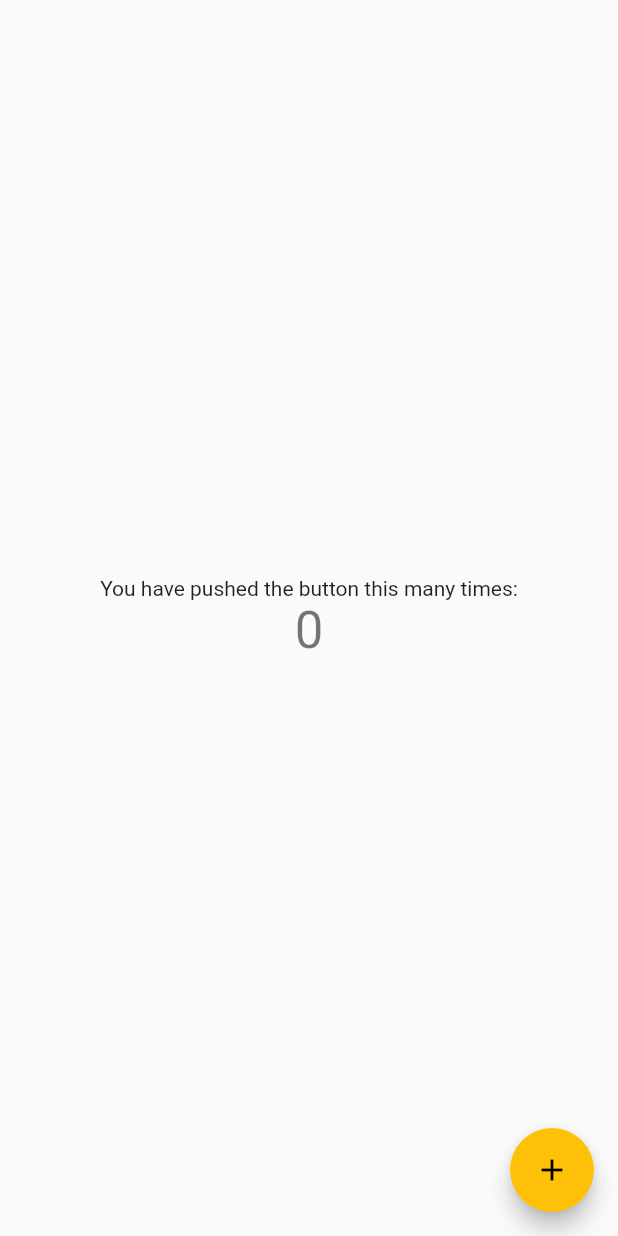
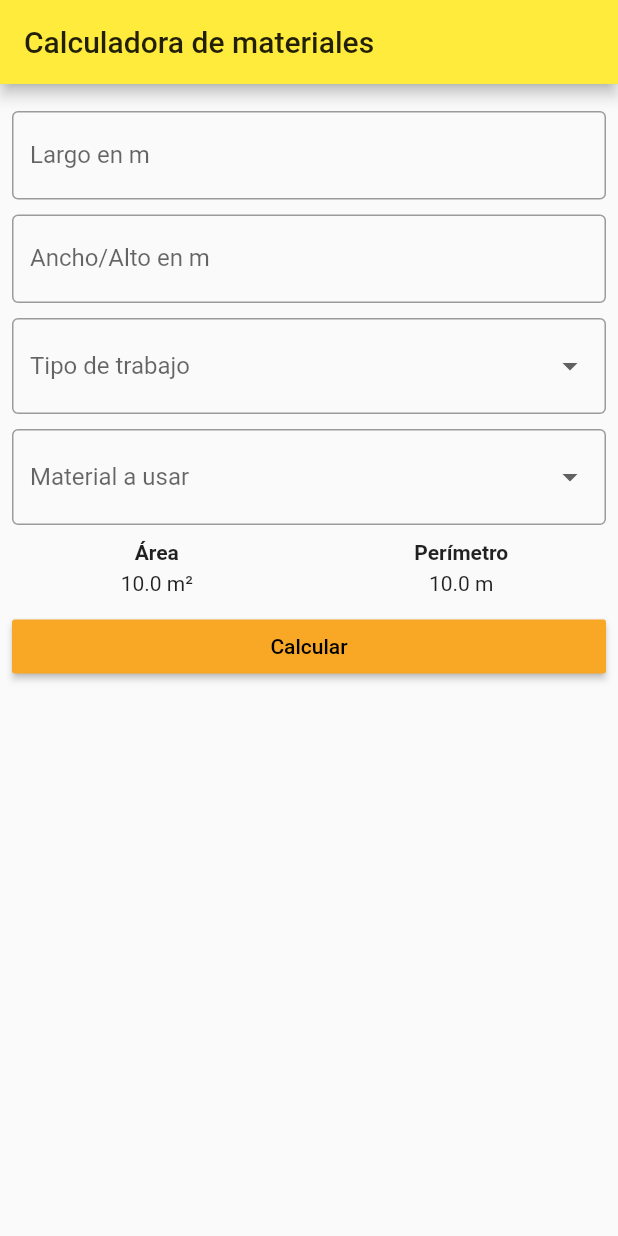
Before and after one commit to pablobastidasv/drywall_calculator, a Flutter app: the screen it shows after launch, on a phone screen of 412 x 824 dp. Run offline on Flutter 3.47's test engine with Material 2 defaults, Android fonts, the phone set to English and light mode, and no system bars; our stand-ins replace bloc, dartz, data_connection_checker, equatable, flutter_bloc, flutter_spinkit and 2 more.

Commit message:
Views to ask for specs and show the materials

```diff
--- /dev/null
+++ b/lib/features/drywall_calculator/presentation/pages/build_specifications_page.dart
@@ -0,0 +1,204 @@
+import 'package:drywall_calculator_dart/features/drywall_calculator/presentation/bloc/calculate_material_bloc.dart';
+import 'package:flutter/material.dart';
+import 'package:flutter_bloc/flutter_bloc.dart';
+
+class BuildSpecificationsPage extends StatelessWidget {
+  @override
+  Widget build(BuildContext context) {
+    return Scaffold(
+      appBar: AppBar(
+        title: Text('Calculadora de materiales'),
+      ),
+      body: SingleChildScrollView(
+        child: _buildBody(context),
+      ),
+    );
+  }
+
+  Widget _buildBody(BuildContext context) {
+    return Center(
+      child: Padding(
+        padding: const EdgeInsets.all(8.0),
+        child: BuildMaterialsForm(),
+      ),
+    );
+  }
+}
+
+class FastInfo extends StatelessWidget {
+  final String message;
+  final double quantity;
+  final String unit;
+
+  const FastInfo({
+    Key key,
+    @required this.message,
+    @required this.quantity,
+    @required this.unit,
+  }) : super(key: key);
+
+  @override
+  Widget build(BuildContext context) {
+    return Column(
+      children: [
+        Text(
+          this.message,
+          style: TextStyle(fontWeight: FontWeight.bold),
+        ),
+        SizedBox(height: 5),
+        Text('${this.quantity} ${this.unit}'),
+      ],
+    );
+  }
+}
+
+class BuildMaterialsForm extends StatefulWidget {
+  @override
+  _BuildMaterialsFormState createState() => _BuildMaterialsFormState();
+}
+
+class _BuildMaterialsFormState extends State<BuildMaterialsForm> {
+  final _formKey = GlobalKey<FormState>();
+
+  var job = '';
+  var material = '';
+
+  @override
+  Widget build(BuildContext context) {
+    return Form(
+      key: _formKey,
+      child: Column(
+        children: [
+          SizedBox(height: 10),
+          TextFormField(
+            validator: notEmptyInputTextValidator,
+            keyboardType: TextInputType.number,
+            decoration: InputDecoration(
+              border: OutlineInputBorder(),
+              labelText: "Largo en m",
+            ),
+          ),
+          SizedBox(height: 10),
+          TextFormField(
+            validator: notEmptyInputTextValidator,
+            keyboardType: TextInputType.number,
+            decoration: InputDecoration(
+              border: OutlineInputBorder(),
+              labelText: "Ancho/Alto en m",
+            ),
+          ),
+          SizedBox(height: 10),
+          DropdownButtonFormField(
+            validator: notEmptyComboBoxValidator,
+            onChanged: (value) {
+              setState(() {
+                job = value;
+              });
+            },
+            items: jobItems(),
+            decoration: InputDecoration(
+              border: OutlineInputBorder(),
+              labelText: 'Tipo de trabajo',
+            ),
+          ),
+          SizedBox(height: 10),
+          DropdownButtonFormField(
+            validator: notEmptyComboBoxValidator,
+            onChanged: (value) {
+              setState(() {
+                material = value;
+              });
+            },
+            items: materialItems(),
+            decoration: InputDecoration(
+              border: OutlineInputBorder(),
+              labelText: 'Material a usar',
+            ),
+          ),
+          SizedBox(height: 10),
+          Row(
+            children: [
+              Expanded(
+                child: FastInfo(
+                  message: 'Área',
+                  quantity: 10,
+                  unit: 'm²',
+                ),
+              ),
+              SizedBox(width: 10),
+              Expanded(
+                child: FastInfo(
+                  message: 'Perímetro',
+                  quantity: 10,
+                  unit: 'm',
+                ),
+              )
+            ],
+          ),
+          SizedBox(height: 10),
+          Row(
+            children: [
+              Expanded(
+                child: RaisedButton(
+                  child: Text('Calcular'),
+                  color: Theme.of(context).accentColor,
+                  textTheme: ButtonTextTheme.primary,
+                  onPressed: () {
+                    if (_formKey.currentState.validate()) {
+                      BlocProvider.of<CalculateMaterialBloc>(context).add(GetDrywallMaterialEvent(
+                        long: "6",
+                        width: "5",
+                      ));
+                      Navigator.of(context).pushNamed('/materials');
+                    }
+                  },
+                ),
+              ),
+            ],
+          )
+        ],
+      ),
+    );
+  }
+
+  String notEmptyInputTextValidator(val) {
+    if (val.isEmpty) return 'Ingrese el valor';
+    return null;
+  }
+
+  String notEmptyComboBoxValidator(val) {
+    if (val == null) return 'Seleccione un valor';
+    return null;
+  }
+
+  List<DropdownMenuItem<String>> jobItems() {
+    return {
+      'ceiling': 'Cielo',
+      'simple_wall': 'Muro simple',
+      'double_wall': 'Muro doble',
+    }
+        .entries
+        .map(
+          (e) => DropdownMenuItem(
+            value: e.key,
+            child: Text(e.value),
+          ),
+        )
+        .toList();
+  }
+
+  List<DropdownMenuItem<String>> materialItems() {
+    return {
+      'panel': 'Panel',
+      'board': 'Board',
+    }
+        .entries
+        .map(
+          (e) => DropdownMenuItem(
+            value: e.key,
+            child: Text(e.value),
+          ),
+        )
+        .toList();
+  }
+}
--- a/lib/main.dart
+++ b/lib/main.dart
@@ -1,63 +1,38 @@
+import 'package:drywall_calculator_dart/route_generator.dart';
 import 'package:flutter/material.dart';
 
 import 'injection_container.dart' as di;
 
 void main() async {
+  WidgetsFlutterBinding.ensureInitialized();
   await di.init();
   runApp(MyApp());
 }
 
-class MyApp extends StatelessWidget {
+class MyApp extends StatefulWidget {
+  @override
+  _MyAppState createState() => _MyAppState();
+}
+
+class _MyAppState extends State<MyApp> {
+  final routerGenerator = RouteGenerator();
+
   @override
   Widget build(BuildContext context) {
     return MaterialApp(
+      title: 'Calculadora de materiales',
       theme: ThemeData(
-        primarySwatch: Colors.amber,
-        visualDensity: VisualDensity.adaptivePlatformDensity,
+        primaryColor: Colors.yellow,
+        accentColor: Colors.yellow.shade800,
       ),
-      home: MyHomePage(),
+      initialRoute: '/',
+      onGenerateRoute: this.routerGenerator.generateRoute,
     );
-  }
-}
-
-class MyHomePage extends StatefulWidget {
-  MyHomePage({Key key}) : super(key: key);
-
-  @override
-  _MyHomePageState createState() => _MyHomePageState();
-}
-
-class _MyHomePageState extends State<MyHomePage> {
-  int _counter = 0;
-
-  void _incrementCounter() {
-    setState(() {
-      _counter++;
-    });
   }
 
   @override
-  Widget build(BuildContext context) {
-    return Scaffold(
-      body: Center(
-        child: Column(
-          mainAxisAlignment: MainAxisAlignment.center,
-          children: <Widget>[
-            Text(
-              'You have pushed the button this many times:',
-            ),
-            Text(
-              '$_counter',
-              style: Theme.of(context).textTheme.headline4,
-            ),
-          ],
-        ),
-      ),
-      floatingActionButton: FloatingActionButton(
-        onPressed: _incrementCounter,
-        tooltip: 'Increment',
-        child: Icon(Icons.add),
-      ),
-    );
+  void dispose() {
+    this.routerGenerator.dispose();
+    super.dispose();
   }
 }
--- /dev/null
+++ b/lib/route_generator.dart
@@ -0,0 +1,39 @@
+import 'package:drywall_calculator_dart/features/drywall_calculator/presentation/bloc/calculate_material_bloc.dart';
+import 'package:drywall_calculator_dart/features/drywall_calculator/presentation/pages/build_specifications_page.dart';
+import 'package:drywall_calculator_dart/features/drywall_calculator/presentation/pages/materials_view_page.dart';
+import 'package:flutter/material.dart';
+import 'package:flutter_bloc/flutter_bloc.dart';
+
+import 'core/presentation/pages/error_page.dart';
+import 'injection_container.dart';
+
+class RouteGenerator {
+  final _bloc = sl<CalculateMaterialBloc>();
+
+  Route<dynamic> generateRoute(RouteSettings settings) {
+    // final arg = settings.arguments;
+
+    switch (settings.name) {
+      case '/':
+        return MaterialPageRoute(
+          builder: (_) => BlocProvider.value(
+            value: _bloc,
+            child: BuildSpecificationsPage(),
+          ),
+        );
+      case '/materials':
+        return MaterialPageRoute(
+          builder: (_) => BlocProvider.value(
+            value: _bloc,
+            child: MaterialsViewPage(),
+          ),
+        );
+      default:
+        return MaterialPageRoute(builder: (_) => ErrorPage());
+    }
+  }
+
+  void dispose() {
+    this._bloc.close();
+  }
+}
--- a/pubspec.yaml
+++ b/pubspec.yaml
@@ -37,6 +37,10 @@ dependencies:
   http: ^0.12.2
   # Local cache
   shared_preferences: ^0.5.12+4
+
+  ## Presentation
+  # Spinner
+  flutter_spinkit: "^4.1.2"
 
   # The following adds the Cupertino Icons font to your application.
   # Use with the CupertinoIcons class for iOS style icons.
```
Also changed, not shown: lib/core/presentation/pages/error_page.dart (added, +15 -0 lines), lib/features/drywall_calculator/presentation/pages/materials_view_page.dart (added, +146 -0 lines), pubspec.lock.
